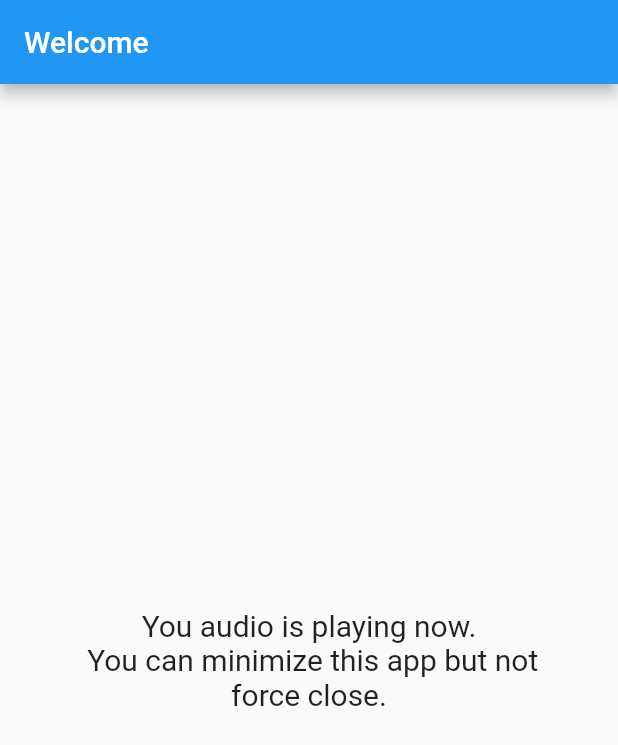
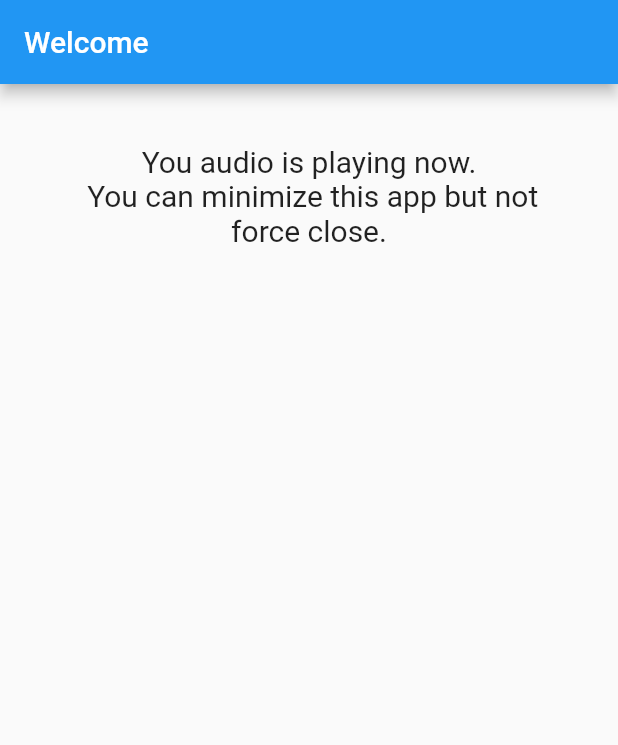
Before and after one commit to Mtayyab-0/flutter_audio_app, a Flutter app: the screen it shows after launch, on a phone screen of 412 x 824 dp. Shown: the top 745 px of the screen. Run offline on Flutter 3.47's test engine with Material 2 defaults, Android fonts, the light colour scheme and no system bars; our stand-ins replace audio_service, just_audio.

Commit message:
Front end established

```diff
--- a/lib/main.dart
+++ b/lib/main.dart
@@ -1,6 +1,6 @@
+import 'package:audio_service/audio_service.dart';
 import 'package:flutter/material.dart';
 import 'package:just_audio/just_audio.dart';
-import 'package:just_audio_background/just_audio_background.dart';
 
 void main() {
   runApp(const MyApp());
@@ -19,13 +19,14 @@ class MyApp extends StatelessWidget {
         ),
         body: Center(
           child: Container(
-            margin: const EdgeInsets.all(40.0),
-            child: const Text(
-              'You audio is playing now.\n You can minimize this app but not force close.',
-              textAlign: TextAlign.center,
-              style: TextStyle(fontSize: 20),
-            ),
-          ),
+              margin: const EdgeInsets.all(40.0),
+              child: Column(children: const [
+                Text(
+                  'You audio is playing now.\n You can minimize this app but not force close.',
+                  textAlign: TextAlign.center,
+                  style: TextStyle(fontSize: 20),
+                ),
+              ])),
         ),
       ),
     );
```
Also changed, not shown: 1 other file.
